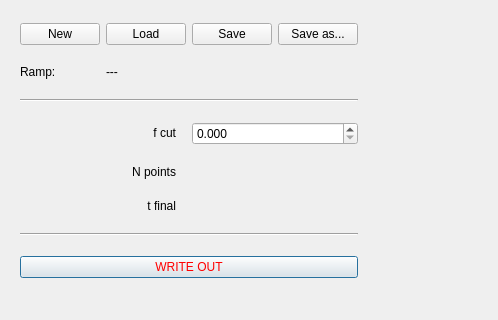
Above: gui/designer/rampgendialog.ui from simondona/exp-control-bec-tn before the change; both pictures show x 0 to 498 and y 326 to 646 of the 874 by 646 pixel window. Below: the same form after it.
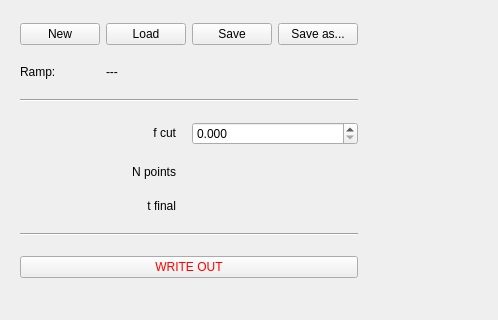
That is the form after the change.

```diff
--- a/gui/designer/rampgendialog.ui
+++ b/gui/designer/rampgendialog.ui
@@ -162,6 +162,9 @@
           <property name="text">
            <string>WRITE OUT</string>
           </property>
+          <property name="autoDefault">
+           <bool>false</bool>
+          </property>
          </widget>
         </item>
         <item row="6" column="0" colspan="4">
```
